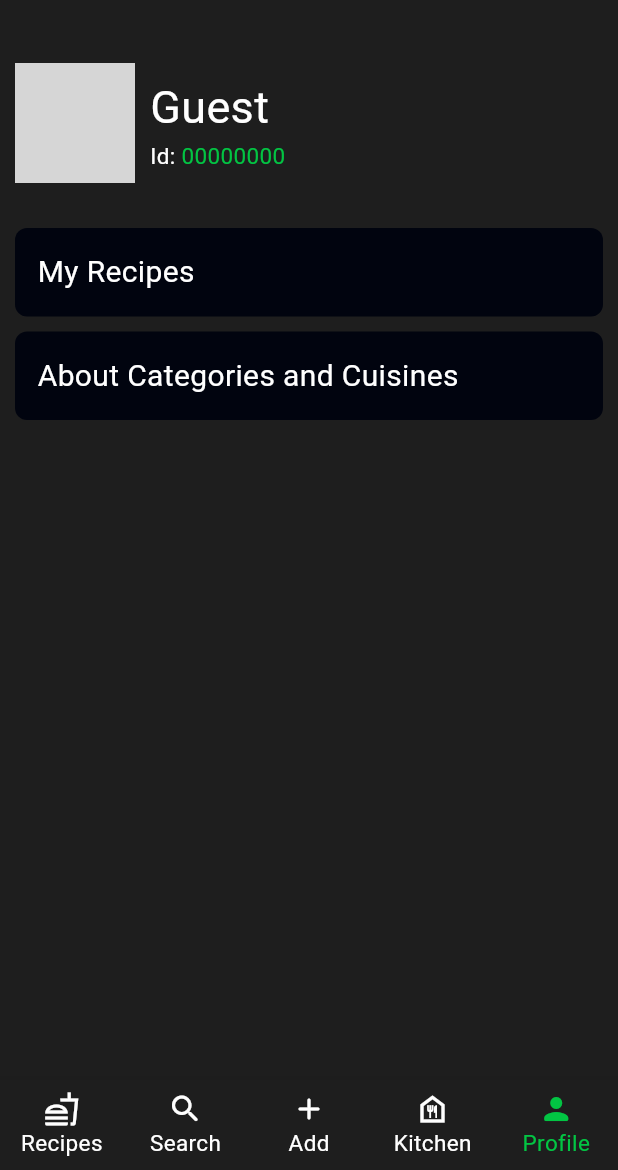
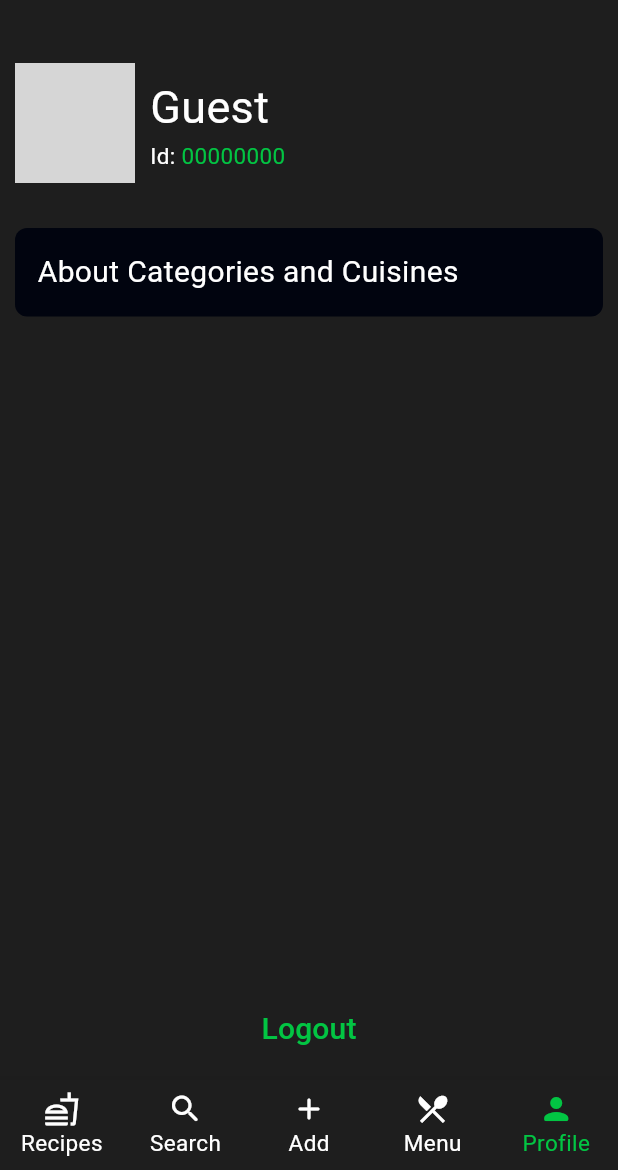
Before and after one commit to amal-tech-dev/foodies, a Flutter app: the HomeScreen screen opened directly, item 5 of the bottom bar chosen, on a phone screen of 412 x 824 dp, the part 66-1236 px from its top. Run offline on Flutter 3.47's test engine with Material 3 defaults, Android fonts, the phone set to English and light mode, and no system bars; our stand-ins replace carousel_slider, flutter_svg, font_awesome_flutter, lottie, shared_preferences; accounts and stored records are empty; grey boxes are pictures that could not be loaded.

Commit message:
edited profile_screen

```diff
--- a/lib/main.dart
+++ b/lib/main.dart
@@ -5,8 +5,6 @@
 import 'package:foodies/utils/color_constant.dart';
 import 'package:foodies/view/splash_screen/splash_screen.dart';
 import 'package:provider/provider.dart';
-
-enum Diet { veg, non, semi }
 
 void main() {
   runApp(Foodies());
--- a/lib/utils/color_constant.dart
+++ b/lib/utils/color_constant.dart
@@ -5,8 +5,8 @@ class ColorConstant {
   static const Color secondaryColor = Color(0xFF02C543);
   static const Color tertiaryColor = Color(0xFF01040F);
   static const Color backgroundColor = Color(0xFF1E1E1E);
-  static const Color vegColorPrimary = Color(0xFF3DED97);
-  static const Color vegColorSecondary = Color(0xFF028A0F);
-  static const Color nonvegColorPrimary = Color(0xFFFFA07A);
-  static const Color nonvegColorSecondary = Color(0xFFD21404);
+  static const Color vegGradientPrimary = Color(0xFF3DED97);
+  static const Color vegGradientSecondary = Color(0xFF028A0F);
+  static const Color nonvegGradientPrimary = Color(0xFFFFA07A);
+  static const Color nonvegGradientSecondary = Color(0xFFD21404);
 }
--- a/lib/view/home_screen/home_screen.dart
+++ b/lib/view/home_screen/home_screen.dart
@@ -3,7 +3,7 @@ import 'package:foodies/utils/color_constant.dart';
 import 'package:foodies/utils/dimen_constant.dart';
 import 'package:foodies/utils/string_constant.dart';
 import 'package:foodies/view/add_recipe_screen/add_recipe_screen.dart';
-import 'package:foodies/view/kitchen_screen/kitchen_screen.dart';
+import 'package:foodies/view/menu_screen/menu_screen.dart';
 import 'package:foodies/view/profile_screen/profile_screen.dart';
 import 'package:foodies/view/recipe_feed_screen/recipe_feed_screen.dart';
 import 'package:foodies/view/search_screen/search_screen.dart';
@@ -21,7 +21,7 @@ class _HomeScreenState extends State<HomeScreen> {
     RecipeFeedScreen(),
     SearchScreen(),
     AddRecipeScreen(),
-    KitchenScreen(),
+    MenuScreen(),
     ProfileScreen(),
   ];
 
@@ -88,9 +88,9 @@ class _HomeScreenState extends State<HomeScreen> {
               label: 'Add',
             ),
             BottomNavigationBarItem(
-              activeIcon: Icon(Icons.food_bank_rounded),
-              icon: Icon(Icons.food_bank_outlined),
-              label: 'Kitchen',
+              activeIcon: Icon(Icons.restaurant_menu_rounded),
+              icon: Icon(Icons.restaurant_menu_outlined),
+              label: 'Menu',
             ),
             BottomNavigationBarItem(
               activeIcon: Icon(Icons.person_rounded),
--- a/lib/view/profile_screen/profile_screen.dart
+++ b/lib/view/profile_screen/profile_screen.dart
@@ -1,12 +1,38 @@
 import 'package:flutter/material.dart';
+import 'package:foodies/utils/color_constant.dart';
 import 'package:foodies/utils/dimen_constant.dart';
 import 'package:foodies/view/about_screen/about_screen.dart';
+import 'package:foodies/view/login_screen/login_screen.dart';
 import 'package:foodies/view/my_recipes_screen/my_recipes_screen.dart';
 import 'package:foodies/view/profile_screen/profile_widgets/profile_tile.dart';
 import 'package:foodies/view/profile_screen/profile_widgets/settings_tile.dart';
+import 'package:shared_preferences/shared_preferences.dart';
 
-class ProfileScreen extends StatelessWidget {
+class ProfileScreen extends StatefulWidget {
   ProfileScreen({super.key});
+
+  @override
+  State<ProfileScreen> createState() => _ProfileScreenState();
+}
+
+class _ProfileScreenState extends State<ProfileScreen> {
+  bool isGuest = true;
+
+  @override
+  void initState() {
+    getPrefs();
+    super.initState();
+  }
+
+// get shared preferences
+  getPrefs() async {
+    SharedPreferences preferences = await SharedPreferences.getInstance();
+    if (preferences.getString('login') == 'user') {
+      isGuest = false;
+    } else if (preferences.getString('login') == 'guest') {
+      isGuest = true;
+    }
+  }
 
   @override
   Widget build(BuildContext context) {
@@ -16,6 +42,9 @@ class ProfileScreen extends StatelessWidget {
           DimenConstant.edgePadding,
         ),
         child: Column(
+          mainAxisAlignment: MainAxisAlignment.spaceBetween,
+          children: [
+            Column(
               crossAxisAlignment: CrossAxisAlignment.start,
               children: [
                 ProfileTile(
@@ -23,10 +52,16 @@ class ProfileScreen extends StatelessWidget {
                   name: 'Guest',
                   imageUrl: '',
                 ),
-            DimenConstant.separator,
-            SettingsTile(
+                Visibility(
+                  visible: !isGuest,
+                  child: DimenConstant.separator,
+                ),
+                Visibility(
+                  visible: !isGuest,
+                  child: SettingsTile(
                     name: 'My Recipes',
                     screen: MyRecipesScreen(),
+                  ),
                 ),
                 DimenConstant.separator,
                 SettingsTile(
@@ -35,6 +70,74 @@ class ProfileScreen extends StatelessWidget {
                 ),
               ],
             ),
+            TextButton(
+              onPressed: () {
+                showDialog(
+                  context: context,
+                  builder: (context) => AlertDialog(
+                    backgroundColor: ColorConstant.backgroundColor,
+                    surfaceTintColor: Colors.transparent,
+                    title: Text(
+                      'Are you leaving?',
+                      style: TextStyle(
+                        color: ColorConstant.secondaryColor,
+                        fontSize: DimenConstant.titleText,
+                      ),
+                    ),
+                    content: Text(
+                      isGuest
+                          ? 'You are logged in as guest. Data cannot be recovered after logging out. Do you want to logout?'
+                          : 'Do you want to logout?',
+                      style: TextStyle(
+                        color: ColorConstant.primaryColor,
+                        fontSize: DimenConstant.smallText,
+                      ),
+                      textAlign: TextAlign.justify,
+                    ),
+                    actions: [
+                      InkWell(
+                        onTap: () => Navigator.pop(context),
+                        child: Text(
+                          'Cancel',
+                          style: TextStyle(
+                            color: ColorConstant.primaryColor,
+                            fontSize: DimenConstant.smallText,
+                          ),
+                        ),
+                      ),
+                      DimenConstant.separator,
+                      InkWell(
+                        onTap: () {
+                          Navigator.pushAndRemoveUntil(
+                            context,
+                            MaterialPageRoute(
+                              builder: (context) => LoginScreen(),
+                            ),
+                            (route) => false,
+                          );
+                        },
+                        child: Text(
+                          'Leave',
+                          style: TextStyle(
+                            color: ColorConstant.secondaryColor,
+                            fontSize: DimenConstant.smallText,
+                          ),
+                        ),
+                      ),
+                    ],
+                  ),
+                );
+              },
+              child: Text(
+                'Logout',
+                style: TextStyle(
+                  color: ColorConstant.secondaryColor,
+                  fontSize: DimenConstant.subtitleText,
+                ),
+              ),
+            ),
+          ],
+        ),
       ),
     );
   }
--- a/lib/view/recipe_view_screen/recipe_view_screen.dart
+++ b/lib/view/recipe_view_screen/recipe_view_screen.dart
@@ -130,8 +130,8 @@ class RecipeViewScreen extends StatelessWidget {
                       children: [
                         CircleAvatar(
                           backgroundColor: recipe.veg
-                              ? ColorConstant.vegColorSecondary
-                              : ColorConstant.nonvegColorSecondary,
+                              ? ColorConstant.vegGradientSecondary
+                              : ColorConstant.nonvegGradientSecondary,
                           radius: 10,
                         ),
                         DimenConstant.separator,
--- a/lib/view/search_screen/search_screen.dart
+++ b/lib/view/search_screen/search_screen.dart
@@ -3,12 +3,12 @@ import 'dart:async';
 import 'package:flutter/material.dart';
 import 'package:flutter/services.dart';
 import 'package:foodies/database/database.dart';
-import 'package:foodies/global_widgets/recipe_item.dart';
 import 'package:foodies/utils/color_constant.dart';
 import 'package:foodies/utils/dimen_constant.dart';
 import 'package:foodies/utils/lottie_constant.dart';
 import 'package:foodies/utils/string_constant.dart';
 import 'package:foodies/view/about_screen/about_screen.dart';
+import 'package:foodies/widgets/recipe_item.dart';
 import 'package:lottie/lottie.dart';
 
 class SearchScreen extends StatefulWidget {
```
Also changed, not shown: lib/controller/filter_controller.dart (+4 -5 lines), lib/view/add_recipe_screen/add_recipe_screen.dart (+27 -2 lines), lib/view/menu_screen/menu_screen.dart (renamed from lib/view/kitchen_screen/kitchen_screen.dart, +5 -5 lines), lib/view/recipe_feed_screen/recipe_feed_screen.dart (+12 -31 lines), lib/widgets/recipe_item.dart (renamed from lib/global_widgets/recipe_item.dart, +4 -4 lines). Lines whose indentation alone changed are shown as unchanged.
